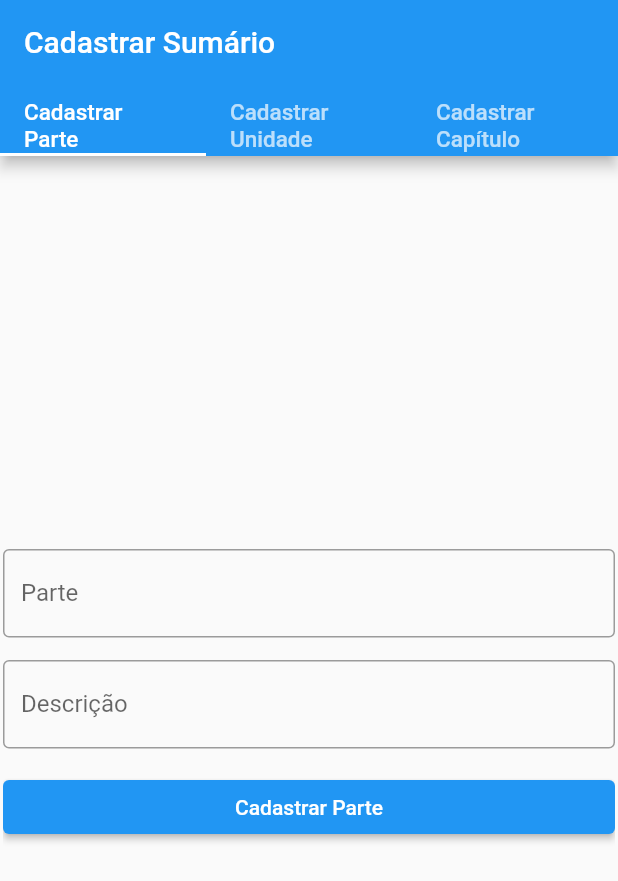
After one commit to HiuryPro/Atlas_Veterinario, a Flutter app: the screen it shows after launch, on a phone screen of 412 x 824 dp. The commit adds this screen. Shown: the top 881 px of the screen. Run offline on Flutter 3.47's test engine with Material 2 defaults, Android fonts, the light colour scheme and no system bars; our stand-ins replace auto_size_text, flutter_dotenv, supabase; missing offline and left inert: mailer, turn_page_transition; accounts and stored records are empty; project files that could hold a hidden picture were left out.

Commit message:
Cadastro Sumario

```diff
--- a/atlas_veterinario/lib/Auxiliadores/app_controller.dart
+++ b/atlas_veterinario/lib/Auxiliadores/app_controller.dart
@@ -9,6 +9,7 @@ class AppController extends ChangeNotifier {
   bool isDarkTheme = false;
   ThemeData? temaEmUso;
   bool isTema = false;
+  bool isAdmin = false;
   Color theme1 = Colors.black;
   Color theme2 = Colors.white;
   Color themeCustom = Colors.white;
--- a/atlas_veterinario/lib/Login_Cadastro/login.dart
+++ b/atlas_veterinario/lib/Login_Cadastro/login.dart
@@ -91,6 +91,7 @@ class _LoginState extends State<Login> {
                           .from('Usuario')
                           .select('*')
                           .match({'Email': email, 'Senha': senha});
+
                       if (user.isEmpty) {
                         setState(() {
                           erroemail = 'Email/Senha Incorreto';
@@ -99,6 +100,7 @@ class _LoginState extends State<Login> {
                         AppController.instance.email = email;
                         AppController.instance.senha = senha;
                         AppController.instance.nome = user[0]['Nome'];
+                        AppController.instance.isAdmin = user[0]['IsAdmin'];
 
                         if (user[0]['IsAtivo']) {
                           Navigator.of(context).pushNamed('/home');
--- a/atlas_veterinario/lib/app_widget.dart
+++ b/atlas_veterinario/lib/app_widget.dart
@@ -1,5 +1,6 @@
 import 'package:atlas_veterinario/Login_Cadastro/cadastrar.dart';
 import 'package:atlas_veterinario/Login_Cadastro/confirmarcadastro.dart';
+import 'package:atlas_veterinario/cadastrasumario.dart';
 import 'package:atlas_veterinario/sumario.dart';
 import 'package:flutter/material.dart';
 import 'package:flutter_localizations/flutter_localizations.dart';
@@ -39,7 +40,7 @@ class AppWidget extends StatelessWidget {
                       brightness: AppController.instance.isDarkTheme
                           ? Brightness.dark
                           : Brightness.light),
-              initialRoute: '/login',
+              initialRoute: '/cadastrasumario',
               routes: {
                 '/home': (context) => const Home(
                       pagina: 1,
@@ -51,7 +52,8 @@ class AppWidget extends StatelessWidget {
                 '/login': (context) => const Login(),
                 '/confirmarCadastro': (context) => const ConfirmarCadastro(),
                 '/novasenha': (context) => const NovaSenha(),
-                '/sumario': (context) => const Sumario()
+                '/sumario': (context) => const Sumario(),
+                '/cadastrasumario': (context) => const CadastraSumario()
               });
         });
   }
--- /dev/null
+++ b/atlas_veterinario/lib/cadastrasumario.dart
@@ -0,0 +1,314 @@
+import 'package:atlas_veterinario/DadosDB/supa.dart';
+import 'package:flutter/material.dart';
+import 'package:flutter/services.dart';
+import 'package:flutter/src/widgets/framework.dart';
+import 'package:flutter/src/widgets/placeholder.dart';
+
+class CadastraSumario extends StatefulWidget {
+  const CadastraSumario({super.key});
+
+  @override
+  State<CadastraSumario> createState() => _CadastraSumarioState();
+}
+
+class _CadastraSumarioState extends State<CadastraSumario> {
+  TextEditingController parteController = TextEditingController();
+  TextEditingController descricaoParteController = TextEditingController();
+  TextEditingController numUnidadeController = TextEditingController();
+  TextEditingController nomeUnidadeController = TextEditingController();
+  TextEditingController numCapituloController = TextEditingController();
+  TextEditingController nomeCapituloController = TextEditingController();
+
+  Map<String, List<String>> mapPartes = {'IdParte': [], 'Parte': []};
+  Map<String, List<String>> mapUnidades = {
+    'IdUnidade': [],
+    'NumUnidade': [],
+    'NomeUnidade': []
+  };
+  String? parteUnidade;
+  String? parteCapitulo;
+  String? unidadeCapitulo;
+
+  Future<void> partesSelect() async {
+    List<String> idParte = [];
+    List<String> parteNum = [];
+    var dados = await SupaDB.instance.clienteSupaBase
+        .from('Parte')
+        .select('IdParte, Parte');
+    print(dados);
+    for (var parte in dados) {
+      idParte.add(parte['IdParte'].toString());
+      parteNum.add(parte['Parte'].toString());
+    }
+    setState(() {
+      mapPartes.addAll({'IdParte': idParte, 'Parte': parteNum});
+    });
+  }
+
+  Future<void> unidadesSelect(int parte) async {
+    List<String> idUnidade = [];
+    List<String> unidadeNum = [];
+    List<String> unidadeNome = [];
+    var dados = await SupaDB.instance.clienteSupaBase
+        .from('Unidade')
+        .select('IdUnidade, NumUnidade, NomeUnidade')
+        .match({'IdParte': parte});
+    print(dados);
+    for (var parte in dados) {
+      idUnidade.add(parte['IdParte'].toString());
+      unidadeNum.add(parte['NumUnidade'].toString());
+      unidadeNome.add(parte['NomeUnidade'].toString());
+    }
+    setState(() {
+      mapUnidades.addAll({
+        'IdUnidade': idUnidade,
+        'NumUnidade': unidadeNum,
+        'NomeUnidade': unidadeNome
+      });
+    });
+  }
+
+  @override
+  void initState() {
+    super.initState();
+    Future.delayed(Duration.zero, () async {
+      await partesSelect();
+    });
+  }
+
+  Widget parteWidget() {
+    return Center(
+        child: ListView(
+      shrinkWrap: true,
+      children: [
+        TextField(
+          controller: parteController,
+          decoration: const InputDecoration(
+            border: OutlineInputBorder(),
+            labelText: 'Parte',
+          ),
+          inputFormatters: [FilteringTextInputFormatter.digitsOnly],
+        ),
+        const SizedBox(
+          height: 15,
+        ),
+        TextField(
+            controller: descricaoParteController,
+            decoration: const InputDecoration(
+              border: OutlineInputBorder(),
+              labelText: 'Descrição',
+            )),
+        const SizedBox(
+          height: 15,
+        ),
+        ElevatedButton(onPressed: () {}, child: const Text('Cadastrar Parte'))
+      ],
+    ));
+  }
+
+  Widget unidadeWidget() {
+    return Center(
+        child: ListView(
+      shrinkWrap: true,
+      children: [
+        DecoratedBox(
+          decoration: const ShapeDecoration(
+            color: Colors.cyan,
+            shape: RoundedRectangleBorder(
+              side: BorderSide(
+                  width: 1.0, style: BorderStyle.solid, color: Colors.cyan),
+              borderRadius: BorderRadius.all(Radius.circular(25.0)),
+            ),
+          ),
+          child: DropdownButtonHideUnderline(
+            child: Center(
+              child: DropdownButton(
+                  alignment: Alignment.center,
+                  hint: const Text('Escolha a Parte'),
+                  value: parteUnidade,
+                  items: mapPartes['Parte']!
+                      .toList()
+                      .map((String valor) => buildMenuItem(valor, null))
+                      .toList(),
+                  onChanged: (value) {
+                    setState(() {
+                      parteUnidade = value;
+                      int index = mapPartes['Parte']!.indexOf(value!);
+                      print(mapPartes['IdParte']![index]);
+                    });
+                  }),
+            ),
+          ),
+        ),
+        const SizedBox(
+          height: 15,
+        ),
+        TextField(
+          controller: numUnidadeController,
+          decoration: const InputDecoration(
+            border: OutlineInputBorder(),
+            labelText: 'Numero Unidade',
+          ),
+          inputFormatters: [FilteringTextInputFormatter.digitsOnly],
+        ),
+        const SizedBox(
+          height: 15,
+        ),
+        TextField(
+            controller: descricaoParteController,
+            decoration: const InputDecoration(
+              border: OutlineInputBorder(),
+              labelText: 'Nome Unidade',
+            )),
+        const SizedBox(
+          height: 15,
+        ),
+        ElevatedButton(onPressed: () {}, child: const Text('Cadastrar Unidade'))
+      ],
+    ));
+  }
+
+  Widget capituloWidget() {
+    return Center(
+        child: ListView(
+      shrinkWrap: true,
+      children: [
+        DecoratedBox(
+          decoration: const ShapeDecoration(
+            color: Colors.cyan,
+            shape: RoundedRectangleBorder(
+              side: BorderSide(
+                  width: 1.0, style: BorderStyle.solid, color: Colors.cyan),
+              borderRadius: BorderRadius.all(Radius.circular(25.0)),
+            ),
+          ),
+          child: DropdownButtonHideUnderline(
+            child: Center(
+              child: DropdownButton(
+                  alignment: Alignment.center,
+                  hint: const Text('Escolha a Parte'),
+                  value: parteCapitulo,
+                  items: mapPartes['Parte']!
+                      .map((String valor) => buildMenuItem(valor, null))
+                      .toList(),
+                  onChanged: (value) async {
+                    int index = mapPartes['Parte']!.indexOf(value!) + 1;
+                    print(index);
+                    setState(() {
+                      parteCapitulo = value;
+                      mapUnidades.updateAll((key, value) => value = []);
+                    });
+
+                    await unidadesSelect(index);
+                  }),
+            ),
+          ),
+        ),
+        const SizedBox(
+          height: 15,
+        ),
+        DecoratedBox(
+          decoration: const ShapeDecoration(
+            color: Colors.cyan,
+            shape: RoundedRectangleBorder(
+              side: BorderSide(
+                  width: 1.0, style: BorderStyle.solid, color: Colors.cyan),
+              borderRadius: BorderRadius.all(Radius.circular(25.0)),
+            ),
+          ),
+          child: DropdownButtonHideUnderline(
+            child: Center(
+              child: DropdownButton(
+                  alignment: Alignment.center,
+                  hint: const Text('Escolha a Parte'),
+                  value: unidadeCapitulo,
+                  items: mapUnidades['NumUnidade']!
+                      .map((String valor) => buildMenuItem(
+                          valor,
+                          mapUnidades['NomeUnidade']![
+                              mapUnidades['NumUnidade']!.indexOf(valor)]))
+                      .toList(),
+                  onChanged: (value) {
+                    setState(() {
+                      unidadeCapitulo = value;
+                    });
+                  }),
+            ),
+          ),
+        ),
+        const SizedBox(
+          height: 15,
+        ),
+        TextField(
+          controller: numUnidadeController,
+          decoration: const InputDecoration(
+            border: OutlineInputBorder(),
+            labelText: 'Numero Unidade',
+          ),
+          inputFormatters: [FilteringTextInputFormatter.digitsOnly],
+        ),
+        const SizedBox(
+          height: 15,
+        ),
+        TextField(
+            controller: descricaoParteController,
+            decoration: const InputDecoration(
+              border: OutlineInputBorder(),
+              labelText: 'Nome Unidade',
+            )),
+        const SizedBox(
+          height: 15,
+        ),
+        ElevatedButton(onPressed: () {}, child: const Text('Cadastrar Unidade'))
+      ],
+    ));
+  }
+
+  Widget body() {
+    return SizedBox(
+      width: MediaQuery.of(context).size.width,
+      height: MediaQuery.of(context).size.height,
+      child: Padding(
+        padding: const EdgeInsets.all(2),
+        child: TabBarView(
+            children: [parteWidget(), unidadeWidget(), capituloWidget()]),
+      ),
+    );
+  }
+
+  @override
+  Widget build(BuildContext context) {
+    return DefaultTabController(
+        length: 3,
+        child: Scaffold(
+            appBar: AppBar(
+              title: const Text('Cadastrar Sumário'),
+              bottom: const TabBar(tabs: [
+                Text(
+                  'Cadastrar Parte',
+                  style: TextStyle(fontSize: 15),
+                ),
+                Text(
+                  'Cadastrar Unidade',
+                  style: TextStyle(fontSize: 15),
+                ),
+                Text(
+                  'Cadastrar Capítulo',
+                  style: TextStyle(fontSize: 15),
+                )
+              ]),
+            ),
+            body: body()));
+  }
+
+  DropdownMenuItem<String> buildMenuItem(String item, var map) =>
+      DropdownMenuItem(
+          value: item,
+          child: Padding(
+            padding: const EdgeInsets.all(8.0),
+            child: Text((map == null) ? item : '$item $map',
+                style: const TextStyle(
+                  fontSize: 20,
+                )),
+          ));
+}
--- a/atlas_veterinario/lib/home.dart
+++ b/atlas_veterinario/lib/home.dart
@@ -493,6 +493,17 @@ class _HomeState extends State<Home> {
                         title: const Text('Sumário'),
                       ),
                     ),
+                    if (AppController.instance.isAdmin)
+                      Tooltip(
+                        message: 'Clique para cadastrar o Sumário',
+                        child: ListTile(
+                          onTap: () {
+                            Navigator.of(context).pushNamed('/cadastrasumario');
+                          },
+                          leading: const Icon(Icons.edit_document),
+                          title: const Text('Sumário'),
+                        ),
+                      ),
                   ]),
                 ),
                 Tooltip(
--- a/atlas_veterinario/lib/sumario.dart
+++ b/atlas_veterinario/lib/sumario.dart
@@ -140,71 +140,10 @@ class _SumarioState extends State<Sumario> {
                 ),
             ],
           ),
-          title: const Text('Sumario'),
+          title: const Text('Sumário'),
         ),
         body: body(),
       ),
     );
   }
 }
-
-
-/*
-Padding(
-        padding: const EdgeInsets.all(8.0),
-        child:  ListView(
-          shrinkWrap: true,
-          children: [
-            ElevatedButton(
-                onPressed: () async {
-                  Set partes = {};
-                  var res = await SupaDB.instance.clienteSupaBase
-                      .from('Capitulo')
-                      .select(
-                          'NumCapitulo, NomeCapitulo, Unidade!inner(NumUnidade, NomeUnidade ,Parte!inner(Parte))');
-
-                  for (var pegaPartes in res) {
-                    partes.add(pegaPartes['Unidade']['Parte']['Parte']);
-                  }
-
-                  List conteudoPartes = [];
-                  print(conteudoPartes);
-                  List dados = [];
-                  for (int i = 0; i < partes.length; i++) {
-                    conteudoPartes.add([]);
-                    for (var items in res) {
-                      if (items['Unidade']['Parte']['Parte'] == (i + 1)) {
-                        print(items['Unidade']['Parte']['Parte']);
-                        conteudoPartes[i].add(items);
-                      }
-                    }
-                  }
-
-                  print(conteudoPartes[0]);
-                },
-                child: const Text('Faz select'))
-          ],
-        ),
-      ),
-
-
-
-
- var partesSupa = await SupaDB.instance.clienteSupaBase
-                      .from('Parte')
-                      .select('Parte');
-
-                  for(var parte in partesSupa){
-                    partes.add(parte['Parte']);
-                  }
-
-                  for(var parte in partes){
-
-                  }
-                  var unidadesCap = await SupaDB.instance.clienteSupaBase
-                      .from('Capitulo')
-                      .select(
-                          'NumCapitulo, NomeCapitulo, Unidade!inner(NumUnidade, NomeUnidade ,Parte!inner(Parte))')
-                      .match({'Unidade.Parte.Parte': 2});
-                  print(unidadesCap);
-*/
```
